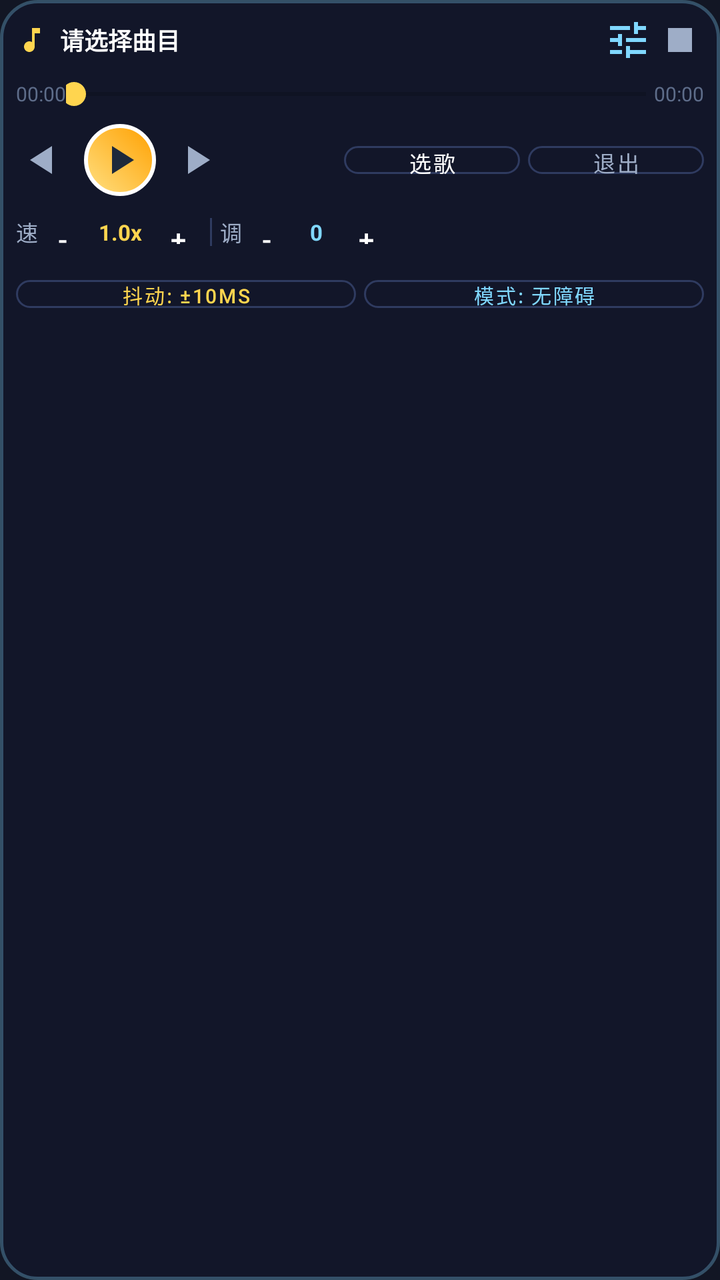
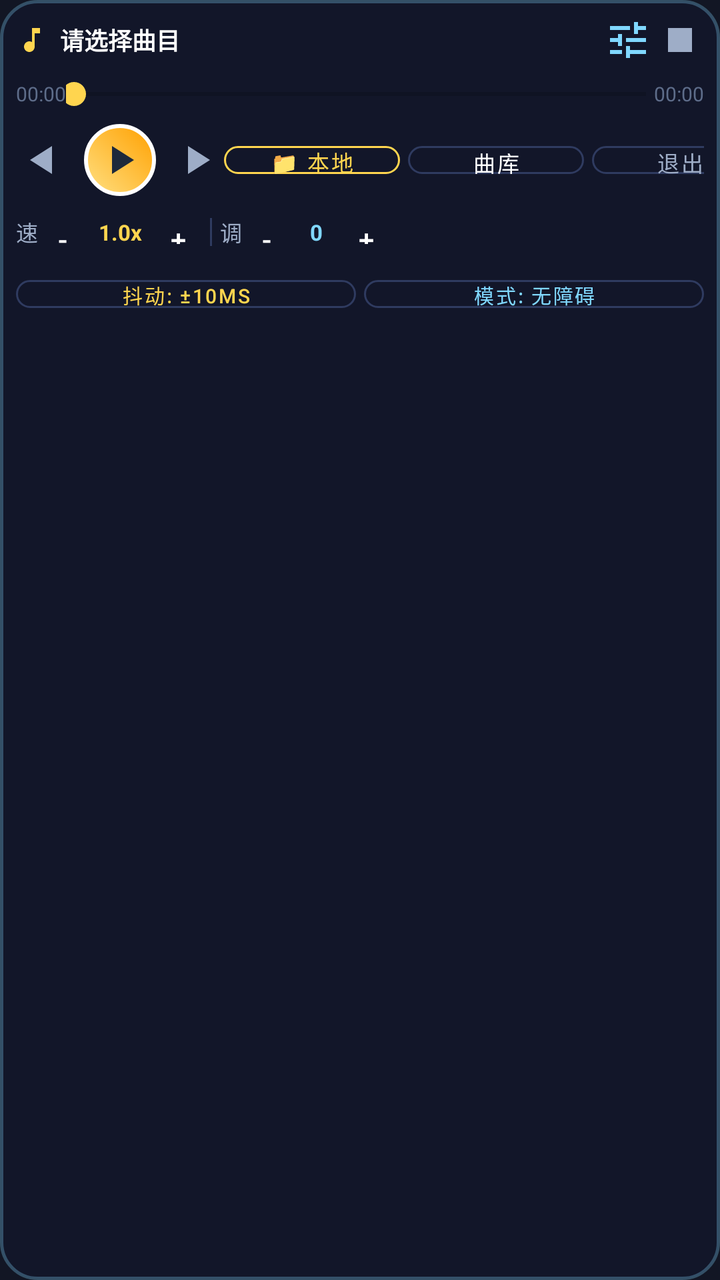

Before-and-after screenshots of an Android layout around one commit, followed by the original layout XML and the change that was made.
<!-- AndroidManifest.xml: application theme Theme.SkyMusicPlayer -->
<!-- res/layout/layout_floating_control.xml -->
<?xml version="1.0" encoding="utf-8"?>
<LinearLayout xmlns:android="http://schemas.android.com/apk/res/android"
    xmlns:app="http://schemas.android.com/apk/res-auto"
    android:id="@+id/floatingControlRoot"
    android:layout_width="260dp"
    android:layout_height="wrap_content"
    android:orientation="vertical"
    android:background="@drawable/bg_floating_panel"
    android:padding="8dp"
    android:elevation="12dp">

    
    <LinearLayout
        android:id="@+id/llFloatHeader"
        android:layout_width="match_parent"
        android:layout_height="wrap_content"
        android:orientation="horizontal"
        android:gravity="center_vertical"
        android:layout_marginBottom="6dp">

        <ImageView
            android:layout_width="16dp"
            android:layout_height="16dp"
            android:src="@drawable/ic_floating_note"
            app:tint="@color/sky_primary" />

        <TextView
            android:id="@+id/tvFloatSongTitle"
            android:layout_width="0dp"
            android:layout_height="wrap_content"
            android:layout_weight="1"
            android:text="请选择曲目"
            android:textColor="@color/sky_text_primary"
            android:textSize="12sp"
            android:textStyle="bold"
            android:singleLine="true"
            android:ellipsize="marquee"
            android:marqueeRepeatLimit="marquee_forever"
            android:layout_marginStart="6dp" />

        <ImageButton
            android:id="@+id/btnFloatCalibrate"
            android:layout_width="24dp"
            android:layout_height="24dp"
            android:src="@drawable/ic_tune"
            android:background="?attr/selectableItemBackgroundBorderless"
            app:tint="@color/sky_accent"
            android:padding="3dp"
            android:contentDescription="校准" />

        <ImageButton
            android:id="@+id/btnFloatMinimize"
            android:layout_width="24dp"
            android:layout_height="24dp"
            android:src="@drawable/ic_stop"
            android:background="?attr/selectableItemBackgroundBorderless"
            app:tint="@color/sky_text_secondary"
            android:padding="3dp"
            android:layout_marginStart="2dp"
            android:contentDescription="收起" />
    </LinearLayout>

    
    <LinearLayout
        android:layout_width="match_parent"
        android:layout_height="wrap_content"
        android:orientation="horizontal"
        android:gravity="center_vertical"
        android:layout_marginBottom="6dp">

        <TextView
            android:id="@+id/tvFloatCurrentTime"
            android:layout_width="wrap_content"
            android:layout_height="wrap_content"
            android:text="00:00"
            android:textColor="@color/sky_text_hint"
            android:textSize="10sp" />

        <SeekBar
            android:id="@+id/sbFloatProgress"
            android:layout_width="0dp"
            android:layout_height="wrap_content"
            android:layout_weight="1"
            android:max="1000"
            android:progress="0"
            android:maxHeight="12dp"
            android:paddingStart="4dp"
            android:paddingEnd="4dp"
            android:progressTint="@color/sky_primary"
            android:thumbTint="@color/sky_primary" />

        <TextView
            android:id="@+id/tvFloatTotalTime"
            android:layout_width="wrap_content"
            android:layout_height="wrap_content"
            android:text="00:00"
            android:textColor="@color/sky_text_hint"
            android:textSize="10sp" />
    </LinearLayout>

    
    <LinearLayout
        android:layout_width="match_parent"
        android:layout_height="wrap_content"
        android:orientation="horizontal"
        android:gravity="center_vertical"
        android:layout_marginBottom="6dp">

        <ImageButton
            android:id="@+id/btnFloatPrev"
            android:layout_width="28dp"
            android:layout_height="28dp"
            android:src="@drawable/ic_play_arrow"
            android:rotation="180"
            android:padding="4dp"
            android:background="?attr/selectableItemBackgroundBorderless"
            app:tint="@color/sky_text_secondary" />

        <ImageButton
            android:id="@+id/btnFloatPlayPause"
            android:layout_width="36dp"
            android:layout_height="36dp"
            android:src="@drawable/ic_play_arrow"
            android:background="@drawable/bg_floating_ball"
            android:padding="6dp"
            app:tint="#1E293B"
            android:layout_marginStart="6dp"
            android:layout_marginEnd="6dp" />

        <ImageButton
            android:id="@+id/btnFloatNext"
            android:layout_width="28dp"
            android:layout_height="28dp"
            android:src="@drawable/ic_play_arrow"
            android:padding="4dp"
            android:background="?attr/selectableItemBackgroundBorderless"
            app:tint="@color/sky_text_secondary" />

        <View
            android:layout_width="0dp"
            android:layout_height="1dp"
            android:layout_weight="1" />

        <Button
            android:id="@+id/btnFloatSelectSong"
            style="@style/Widget.MaterialComponents.Button.OutlinedButton"
            android:layout_width="wrap_content"
            android:layout_height="26dp"
            android:paddingStart="8dp"
            android:paddingEnd="8dp"
            android:paddingTop="0dp"
            android:paddingBottom="0dp"
            android:text="选歌"
            android:textSize="11sp"
            android:textColor="@color/sky_text_primary"
            app:strokeColor="@color/sky_card_dark_stroke"
            app:cornerRadius="13dp" />

        <Button
            android:id="@+id/btnFloatHideAll"
            style="@style/Widget.MaterialComponents.Button.OutlinedButton"
            android:layout_width="wrap_content"
            android:layout_height="26dp"
            android:paddingStart="8dp"
            android:paddingEnd="8dp"
            android:paddingTop="0dp"
            android:paddingBottom="0dp"
            android:text="退出"
            android:textSize="11sp"
            android:textColor="@color/sky_text_secondary"
            app:strokeColor="@color/sky_card_dark_stroke"
            app:cornerRadius="13dp"
            android:layout_marginStart="4dp" />
    </LinearLayout>

    
    <LinearLayout
        android:layout_width="match_parent"
        android:layout_height="wrap_content"
        android:orientation="horizontal"
        android:gravity="center_vertical">

        <TextView
            android:layout_width="wrap_content"
            android:layout_height="wrap_content"
            android:text="速"
            android:textColor="@color/sky_text_secondary"
            android:textSize="11sp" />

        <Button
            android:id="@+id/btnFloatSpeedSlow"
            style="@style/Widget.MaterialComponents.Button.TextButton"
            android:layout_width="24dp"
            android:layout_height="24dp"
            android:padding="0dp"
            android:text="-"
            android:textColor="@color/sky_text_primary"
            android:textSize="14sp" />

        <TextView
            android:id="@+id/tvFloatSpeedVal"
            android:layout_width="34dp"
            android:layout_height="wrap_content"
            android:text="1.0x"
            android:gravity="center"
            android:textColor="@color/sky_primary"
            android:textSize="11sp"
            android:textStyle="bold" />

        <Button
            android:id="@+id/btnFloatSpeedFast"
            style="@style/Widget.MaterialComponents.Button.TextButton"
            android:layout_width="24dp"
            android:layout_height="24dp"
            android:padding="0dp"
            android:text="+"
            android:textColor="@color/sky_text_primary"
            android:textSize="14sp" />

        <View
            android:layout_width="1dp"
            android:layout_height="14dp"
            android:background="@color/sky_card_dark_stroke"
            android:layout_marginStart="4dp"
            android:layout_marginEnd="4dp" />

        <TextView
            android:layout_width="wrap_content"
            android:layout_height="wrap_content"
            android:text="调"
            android:textColor="@color/sky_text_secondary"
            android:textSize="11sp" />

        <Button
            android:id="@+id/btnFloatPitchDown"
            style="@style/Widget.MaterialComponents.Button.TextButton"
            android:layout_width="24dp"
            android:layout_height="24dp"
            android:padding="0dp"
            android:text="-"
            android:textColor="@color/sky_text_primary"
            android:textSize="14sp" />

        <TextView
            android:id="@+id/tvFloatPitchVal"
            android:layout_width="26dp"
            android:layout_height="wrap_content"
            android:text="0"
            android:gravity="center"
            android:textColor="@color/sky_accent"
            android:textSize="11sp"
            android:textStyle="bold" />

        <Button
            android:id="@+id/btnFloatPitchUp"
            style="@style/Widget.MaterialComponents.Button.TextButton"
            android:layout_width="24dp"
            android:layout_height="24dp"
            android:padding="0dp"
            android:text="+"
            android:textColor="@color/sky_text_primary"
            android:textSize="14sp" />
    </LinearLayout>

    
    <LinearLayout
        android:layout_width="match_parent"
        android:layout_height="wrap_content"
        android:orientation="horizontal"
        android:gravity="center_vertical"
        android:layout_marginTop="6dp">

        <Button
            android:id="@+id/btnFloatDelayRange"
            style="@style/Widget.MaterialComponents.Button.OutlinedButton"
            android:layout_width="0dp"
            android:layout_height="26dp"
            android:layout_weight="1"
            android:paddingStart="2dp"
            android:paddingEnd="2dp"
            android:paddingTop="0dp"
            android:paddingBottom="0dp"
            android:text="抖动: ±10ms"
            android:textSize="10sp"
            android:textColor="@color/sky_primary"
            app:strokeColor="@color/sky_card_dark_stroke"
            app:cornerRadius="13dp" />

        <Button
            android:id="@+id/btnFloatTouchMode"
            style="@style/Widget.MaterialComponents.Button.OutlinedButton"
            android:layout_width="0dp"
            android:layout_height="26dp"
            android:layout_weight="1"
            android:layout_marginStart="4dp"
            android:paddingStart="2dp"
            android:paddingEnd="2dp"
            android:paddingTop="0dp"
            android:paddingBottom="0dp"
            android:text="模式: 无障碍"
            android:textSize="10sp"
            android:textColor="@color/sky_accent"
            app:strokeColor="@color/sky_card_dark_stroke"
            app:cornerRadius="13dp" />
    </LinearLayout>

</LinearLayout>
<!-- resources referenced by this layout -->
<resources>
  <color name="sky_accent">#80D8FF</color>
  <color name="sky_card_dark_stroke">#2F3B60</color>
  <color name="sky_primary">#FFD54F</color>
  <color name="sky_text_hint">#5E6D8A</color>
  <color name="sky_text_primary">#FFFFFF</color>
  <color name="sky_text_secondary">#9EADC7</color>
  <!-- drawable bg_floating_ball (drawable) -->
  <?xml version="1.0" encoding="utf-8"?>
  <shape xmlns:android="http://schemas.android.com/apk/res/android"
      android:shape="oval">
      <gradient
          android:angle="45"
          android:startColor="#FFE082"
          android:endColor="#FFA000"
          android:type="linear" />
      <stroke
          android:width="2dp"
          android:color="#FFFFFF" />
  </shape>
  <!-- drawable bg_floating_panel (drawable) -->
  <?xml version="1.0" encoding="utf-8"?>
  <shape xmlns:android="http://schemas.android.com/apk/res/android"
      android:shape="rectangle">
      <corners android:radius="18dp" />
      <solid android:color="#E612172A" />
      <stroke
          android:width="1.5dp"
          android:color="#4D80D8FF" />
  </shape>
  <!-- drawable ic_floating_note (drawable) -->
  <vector xmlns:android="http://schemas.android.com/apk/res/android"
      android:width="28dp"
      android:height="28dp"
      android:viewportWidth="24"
      android:viewportHeight="24">
    <path
        android:fillColor="#1E293B"
        android:pathData="M12,3v10.55c-0.59,-0.34 -1.27,-0.55 -2,-0.55 -2.21,0 -4,1.79 -4,4s1.79,4 4,4 4,-1.79 4,-4V7h4V3h-6z"/>
  </vector>
  <!-- drawable ic_play_arrow (drawable) -->
  <vector xmlns:android="http://schemas.android.com/apk/res/android"
      android:width="24dp"
      android:height="24dp"
      android:viewportWidth="24"
      android:viewportHeight="24">
    <path
        android:fillColor="#FFFFFFFF"
        android:pathData="M8,5v14l11,-7z"/>
  </vector>
  <!-- drawable ic_stop (drawable) -->
  <vector xmlns:android="http://schemas.android.com/apk/res/android"
      android:width="24dp"
      android:height="24dp"
      android:viewportWidth="24"
      android:viewportHeight="24">
    <path
        android:fillColor="#FFFFFFFF"
        android:pathData="M6,6h12v12H6z"/>
  </vector>
  <!-- drawable ic_tune (drawable) -->
  <vector xmlns:android="http://schemas.android.com/apk/res/android"
      android:width="24dp"
      android:height="24dp"
      android:viewportWidth="24"
      android:viewportHeight="24">
    <path
        android:fillColor="#FFFFFFFF"
        android:pathData="M3,17v2h6v-2H3zM3,5v2h10V5H3zm10,16v-2h8v-2h-8v-2h-2v6h2zM7,9v2H3v2h4v2h2V9H7zm14,4v-2H11v2h10zm-6,-4h2V7h4V5h-4V3h-2v6z"/>
  </vector>
  <style name="Theme.SkyMusicPlayer" parent="Theme.MaterialComponents.DayNight.NoActionBar">
          
          <item name="colorPrimary">@color/sky_primary</item>
          <item name="colorPrimaryVariant">@color/sky_primary_dark</item>
          <item name="colorOnPrimary">#000000</item>
          
          <item name="colorSecondary">@color/sky_accent</item>
          <item name="colorSecondaryVariant">@color/sky_accent</item>
          <item name="colorOnSecondary">#000000</item>
          
          <item name="android:statusBarColor">@color/sky_bg_dark</item>
          <item name="android:navigationBarColor">@color/sky_bg_dark</item>
          <item name="android:windowBackground">@color/sky_bg_dark</item>
      </style>
  <color name="sky_primary_dark">#FFB300</color>
  <color name="sky_bg_dark">#121624</color>
</resources>

<!-- the commit's change to res/layout/layout_floating_control.xml (unified diff, before → after) -->
@@ -142,27 +142,43 @@
             android:layout_weight="1" />
 
         <Button
+            android:id="@+id/btnFloatImportMidi"
+            style="@style/Widget.MaterialComponents.Button.OutlinedButton"
+            android:layout_width="wrap_content"
+            android:layout_height="26dp"
+            android:paddingStart="7dp"
+            android:paddingEnd="7dp"
+            android:paddingTop="0dp"
+            android:paddingBottom="0dp"
+            android:text="📁 本地"
+            android:textSize="11sp"
+            android:textColor="@color/sky_primary"
+            app:strokeColor="@color/sky_primary"
+            app:cornerRadius="13dp" />
+
+        <Button
             android:id="@+id/btnFloatSelectSong"
             style="@style/Widget.MaterialComponents.Button.OutlinedButton"
             android:layout_width="wrap_content"
             android:layout_height="26dp"
-            android:paddingStart="8dp"
-            android:paddingEnd="8dp"
-            android:paddingTop="0dp"
-            android:paddingBottom="0dp"
-            android:text="选歌"
+            android:paddingStart="7dp"
+            android:paddingEnd="7dp"
+            android:paddingTop="0dp"
+            android:paddingBottom="0dp"
+            android:text="曲库"
             android:textSize="11sp"
             android:textColor="@color/sky_text_primary"
             app:strokeColor="@color/sky_card_dark_stroke"
-            app:cornerRadius="13dp" />
+            app:cornerRadius="13dp"
+            android:layout_marginStart="4dp" />
 
         <Button
             android:id="@+id/btnFloatHideAll"
             style="@style/Widget.MaterialComponents.Button.OutlinedButton"
             android:layout_width="wrap_content"
             android:layout_height="26dp"
-            android:paddingStart="8dp"
-            android:paddingEnd="8dp"
+            android:paddingStart="6dp"
+            android:paddingEnd="6dp"
             android:paddingTop="0dp"
             android:paddingBottom="0dp"
             android:text="退出"
